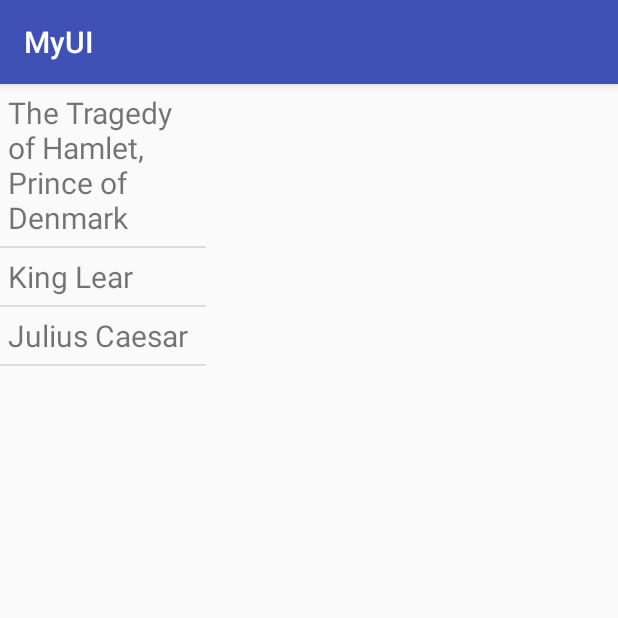
After one commit to YershovAleksandr/Android_015_UI, an Android app: the FSLQuoteViewerActivity screen opened directly, with no data from a screen before it, on a phone screen of 412 x 824 dp, the top half of it. The commit adds this screen. Run offline under Robolectric (Android 15) with nearby library versions, the phone set to English and light mode, and no system bars.

Commit message:
UI Fragment Static done

```diff
--- a/MyUI/app/src/main/AndroidManifest.xml
+++ b/MyUI/app/src/main/AndroidManifest.xml
@@ -55,6 +55,7 @@
         <activity android:name=".UITLImageViewActivity" />
         <activity android:name=".UIGLGridLayoutActivity" />
         <activity android:name=".UIGLImageViewActivity" />
+        <activity android:name=".FSLQuoteViewerActivity" />
     </application>
 
 </manifest>
--- /dev/null
+++ b/MyUI/app/src/main/java/com/nam/myui/FSLQuoteViewerActivity.java
@@ -0,0 +1,80 @@
+package com.nam.myui;
+
+import android.os.Bundle;
+import android.support.v7.app.AppCompatActivity;
+import android.util.Log;
+import com.nam.myui.FSLTitlesFragment.ListSelectionListener;
+
+//Several Activity lifecycle methods are instrumented to emit LogCat output
+//so you can follow this class' lifecycle
+public class FSLQuoteViewerActivity extends AppCompatActivity implements ListSelectionListener {
+
+	public static String[] mTitleArray;
+	public static String[] mQuoteArray;
+	private FSLQuotesFragment mDetailsFragment;
+
+	private static final String TAG = "X42";
+	//private static final String TAG = "QuoteViewerActivity";
+
+	@Override
+	protected void onCreate(Bundle savedInstanceState) {
+		super.onCreate(savedInstanceState);
+
+		// Get the string arrays with the titles and quotes
+		mTitleArray = getResources().getStringArray(R.array.Titles);
+		mQuoteArray = getResources().getStringArray(R.array.Quotes);
+
+		setContentView(R.layout.fragmentstaticlayout);
+
+		// Get a reference to the QuotesFragment
+		mDetailsFragment = (FSLQuotesFragment) getFragmentManager()
+				.findFragmentById(R.id.details);
+	}
+
+	// Called when the user selects an item in the TitlesFragment
+	@Override
+	public void onListSelection(int index) {
+		if (mDetailsFragment.getShownIndex() != index) {
+
+			// Tell the QuoteFragment to show the quote string at position index
+			mDetailsFragment.showQuoteAtIndex(index);
+		}
+	}
+
+	@Override
+	protected void onDestroy() {
+		Log.i(TAG, getClass().getSimpleName() + ":entered onDestroy()");
+		super.onDestroy();
+	}
+
+	@Override
+	protected void onPause() {
+		Log.i(TAG, getClass().getSimpleName() + ":entered onPause()");
+		super.onPause();
+	}
+
+	@Override
+	protected void onRestart() {
+		Log.i(TAG, getClass().getSimpleName() + ":entered onRestart()");
+		super.onRestart();
+	}
+
+	@Override
+	protected void onResume() {
+		Log.i(TAG, getClass().getSimpleName() + ":entered onResume()");
+		super.onResume();
+	}
+
+	@Override
+	protected void onStart() {
+		Log.i(TAG, getClass().getSimpleName() + ":entered onStart()");
+		super.onStart();
+	}
+
+	@Override
+	protected void onStop() {
+		Log.i(TAG, getClass().getSimpleName() + ":entered onStop()");
+		super.onStop();
+	}
+
+}
--- /dev/null
+++ b/MyUI/app/src/main/java/com/nam/myui/FSLQuotesFragment.java
@@ -0,0 +1,108 @@
+package com.nam.myui;
+
+import android.app.Activity;
+import android.app.Fragment;
+import android.os.Bundle;
+import android.util.Log;
+import android.view.LayoutInflater;
+import android.view.View;
+import android.view.ViewGroup;
+import android.widget.TextView;
+
+//Several Activity and Fragment lifecycle methods are instrumented to emit LogCat output
+//so you can follow the class' lifecycle
+public class FSLQuotesFragment extends Fragment {
+
+	private TextView mQuoteView = null;
+	private int mCurrIdx = -1;
+	private int mQuoteArrayLen;
+
+	//private static final String TAG = "QuotesFragment";
+	private static final String TAG = "X42";
+
+	public int getShownIndex() {
+		return mCurrIdx;
+	}
+
+	// Show the Quote string at position newIndex
+	public void showQuoteAtIndex(int newIndex) {
+		if (newIndex < 0 || newIndex >= mQuoteArrayLen)
+			return;
+		mCurrIdx = newIndex;
+		mQuoteView.setText(FSLQuoteViewerActivity.mQuoteArray[mCurrIdx]);
+	}
+
+	@Override
+	public void onAttach(Activity activity) {
+		Log.i(TAG, getClass().getSimpleName() + ":entered onAttach()");
+		super.onAttach(activity);
+	}
+
+	@Override
+	public void onCreate(Bundle savedInstanceState) {
+		Log.i(TAG, getClass().getSimpleName() + ":entered onCreate()");
+		super.onCreate(savedInstanceState);
+	}
+
+	// Called to create the content view for this Fragment
+	@Override
+	public View onCreateView(LayoutInflater inflater, ViewGroup container,
+			Bundle savedInstanceState) {
+
+		// Inflate the layout defined in quote_fragment.xml
+		// The last parameter is false because the returned view does not need to be attached to the container ViewGroup
+		return inflater.inflate(R.layout.fslquote_fragment, container, false);
+	}
+
+	// Set up some information about the mQuoteView TextView
+	@Override
+	public void onActivityCreated(Bundle savedInstanceState) {
+		super.onActivityCreated(savedInstanceState);
+
+		mQuoteView = (TextView) getActivity().findViewById(R.id.quoteView);
+		mQuoteArrayLen = FSLQuoteViewerActivity.mQuoteArray.length;
+	}
+
+	@Override
+	public void onStart() {
+		Log.i(TAG, getClass().getSimpleName() + ":entered onStart()");
+		super.onStart();
+	}
+
+	@Override
+	public void onResume() {
+		Log.i(TAG, getClass().getSimpleName() + ":entered onResume()");
+		super.onResume();
+	}
+
+	@Override
+	public void onPause() {
+		Log.i(TAG, getClass().getSimpleName() + ":entered onPause()");
+		super.onPause();
+	}
+
+	@Override
+	public void onStop() {
+		Log.i(TAG, getClass().getSimpleName() + ":entered onStop()");
+		super.onStop();
+	}
+
+	@Override
+	public void onDetach() {
+		Log.i(TAG, getClass().getSimpleName() + ":entered onDetach()");
+		super.onDetach();
+	}
+
+	@Override
+	public void onDestroy() {
+		Log.i(TAG, getClass().getSimpleName() + ":entered onDestroy()");
+		super.onDestroy();
+	}
+
+	@Override
+	public void onDestroyView() {
+		Log.i(TAG, getClass().getSimpleName() + ":entered onDestroyView()");
+		super.onDestroyView();
+	}
+
+}
--- /dev/null
+++ b/MyUI/app/src/main/java/com/nam/myui/FSLTitlesFragment.java
@@ -0,0 +1,121 @@
+package com.nam.myui;
+
+import android.app.Activity;
+import android.app.ListFragment;
+import android.os.Bundle;
+import android.util.Log;
+import android.view.LayoutInflater;
+import android.view.View;
+import android.view.ViewGroup;
+import android.widget.ArrayAdapter;
+import android.widget.ListView;
+
+//Several Activity and Fragment lifecycle methods are instrumented to emit LogCat output
+//so you can follow the class' lifecycle
+public class FSLTitlesFragment extends ListFragment {
+	private ListSelectionListener mListener = null;
+	//private static final String TAG = "TitlesFragment";
+	private static final String TAG = "X42";
+
+	// Callback interface that allows this Fragment to notify the QuoteViewerActivity when
+	// user clicks on a List Item
+	public interface ListSelectionListener {
+		public void onListSelection(int index);
+	}
+
+	// Called when the user selects an item from the List
+	@Override
+	public void onListItemClick(ListView l, View v, int pos, long id) {
+
+		// Indicates the selected item has been checked
+		getListView().setItemChecked(pos, true);
+
+		// Inform the QuoteViewerActivity that the item in position pos has been selected
+		mListener.onListSelection(pos);
+	}
+
+	@Override
+	public void onAttach(Activity activity) {
+		super.onAttach(activity);
+		try {
+
+			// Set the ListSelectionListener for communicating with the QuoteViewerActivity
+			mListener = (ListSelectionListener) activity;
+
+		} catch (ClassCastException e) {
+			throw new ClassCastException(activity.toString()
+					+ " must implement OnArticleSelectedListener");
+		}
+	}
+
+	@Override
+	public void onCreate(Bundle savedInstanceState) {
+		Log.i(TAG, getClass().getSimpleName() + ":entered onCreate()");
+		super.onCreate(savedInstanceState);
+	}
+
+	@Override
+	public View onCreateView(LayoutInflater inflater, ViewGroup container,
+			Bundle savedInstanceState) {
+		Log.i(TAG, getClass().getSimpleName() + ":entered onCreateView()");
+		return super.onCreateView(inflater, container, savedInstanceState);
+	}
+
+	@Override
+	public void onActivityCreated(Bundle savedState) {
+		super.onActivityCreated(savedState);
+
+		Log.i(TAG, getClass().getSimpleName() + ":entered onActivityCreated()");
+
+		// Set the list choice mode to allow only one selection at a time
+		getListView().setChoiceMode(ListView.CHOICE_MODE_SINGLE);
+
+		// Set the list adapter for the ListView
+		// Discussed in more detail in the user interface classes lesson
+		setListAdapter(new ArrayAdapter<String>(getActivity(),
+				R.layout.fsltitle_item, FSLQuoteViewerActivity.mTitleArray));
+
+	}
+
+	@Override
+	public void onStart() {
+		Log.i(TAG, getClass().getSimpleName() + ":entered onStart()");
+		super.onStart();
+	}
+
+	@Override
+	public void onResume() {
+		Log.i(TAG, getClass().getSimpleName() + ":entered onResume()");
+		super.onResume();
+	}
+
+	@Override
+	public void onPause() {
+		Log.i(TAG, getClass().getSimpleName() + ":entered onPause()");
+		super.onPause();
+	}
+
+	@Override
+	public void onStop() {
+		Log.i(TAG, getClass().getSimpleName() + ":entered onStop()");
+		super.onStop();
+	}
+
+	@Override
+	public void onDetach() {
+		Log.i(TAG, getClass().getSimpleName() + ":entered onDetach()");
+		super.onDetach();
+	}
+
+	@Override
+	public void onDestroy() {
+		Log.i(TAG, getClass().getSimpleName() + ":entered onDestroy()");
+		super.onDestroy();
+	}
+
+	@Override
+	public void onDestroyView() {
+		Log.i(TAG, getClass().getSimpleName() + ":entered onDestroyView()");
+		super.onDestroyView();
+	}
+}
--- a/MyUI/app/src/main/res/layout/activity_main.xml
+++ b/MyUI/app/src/main/res/layout/activity_main.xml
@@ -199,7 +199,7 @@
                 android:id="@+id/button25"
                 android:layout_width="match_parent"
                 android:layout_height="wrap_content"
-                android:text="111111111111111"
+                android:text="Fragment Static"
                 android:textAllCaps="false" />
 
             <Button
--- /dev/null
+++ b/MyUI/app/src/main/res/layout/fragmentstaticlayout.xml
@@ -0,0 +1,22 @@
+<?xml version="1.0" encoding="utf-8"?>
+<LinearLayout xmlns:android="http://schemas.android.com/apk/res/android"
+    android:layout_width="match_parent"
+    android:layout_height="match_parent"
+    android:baselineAligned="false"
+    android:orientation="horizontal" >
+
+    <fragment
+        android:id="@+id/titles"
+        android:layout_width="0px"
+        android:layout_height="match_parent"
+        android:layout_weight="1"
+        class="com.nam.myui.FSLTitlesFragment" />
+
+    <fragment
+        android:id="@+id/details"
+        android:layout_width="0px"
+        android:layout_height="match_parent"
+        android:layout_weight="2"
+        class="com.nam.myui.FSLQuotesFragment" />
+
+</LinearLayout>
--- /dev/null
+++ b/MyUI/app/src/main/res/layout/fslquote_fragment.xml
@@ -0,0 +1,15 @@
+<?xml version="1.0" encoding="utf-8"?>
+<LinearLayout xmlns:android="http://schemas.android.com/apk/res/android"
+    android:layout_width="match_parent"
+    android:layout_height="match_parent"
+    android:orientation="vertical" >
+
+    <TextView
+        android:id="@+id/quoteView"
+        android:layout_width="match_parent"
+        android:layout_height="match_parent"
+        android:padding="5dip"
+        android:textSize="20sp" >
+    </TextView>
+
+</LinearLayout>
--- /dev/null
+++ b/MyUI/app/src/main/res/layout/fsltitle_item.xml
@@ -0,0 +1,10 @@
+<?xml version="1.0" encoding="utf-8"?>
+<TextView xmlns:android="http://schemas.android.com/apk/res/android"
+    android:layout_width="match_parent"
+    android:layout_height="match_parent"
+    android:background="?android:attr/activatedBackgroundIndicator"
+    android:orientation="vertical"
+    android:padding="5dip"
+    android:textSize="20sp" >
+
+</TextView>
--- a/MyUI/app/src/main/res/values/strings.xml
+++ b/MyUI/app/src/main/res/values/strings.xml
@@ -75,5 +75,15 @@
     <string name="change_the_date_string">Change Date</string>
     <string name="change_the_time_string">Change Time</string>
     <string name="xxxxx_string">XXXXX</string>
+    <string-array name="Titles">
+        <item>The Tragedy of Hamlet, Prince of Denmark</item>
+        <item>King Lear</item>
+        <item>Julius Caesar</item>
+    </string-array>
+    <string-array name="Quotes">
+        <item>Now cracks a noble heart. Good-night, sweet prince; And flights of angels sing thee to thy rest.</item>
+        <item>As flies to wanton boys, are we to the gods; they kill us for their sport.</item>
+        <item>There is a tide in the affairs of men, which taken at the flood, leads on to fortune. Omitted, all the voyage of their life is bound in shallows and in miseries.</item>
+    </string-array>
 
 </resources>
```
Also changed, not shown: MyUI/app/src/main/java/com/nam/myui/MainActivity.java (+12 -1 lines).
